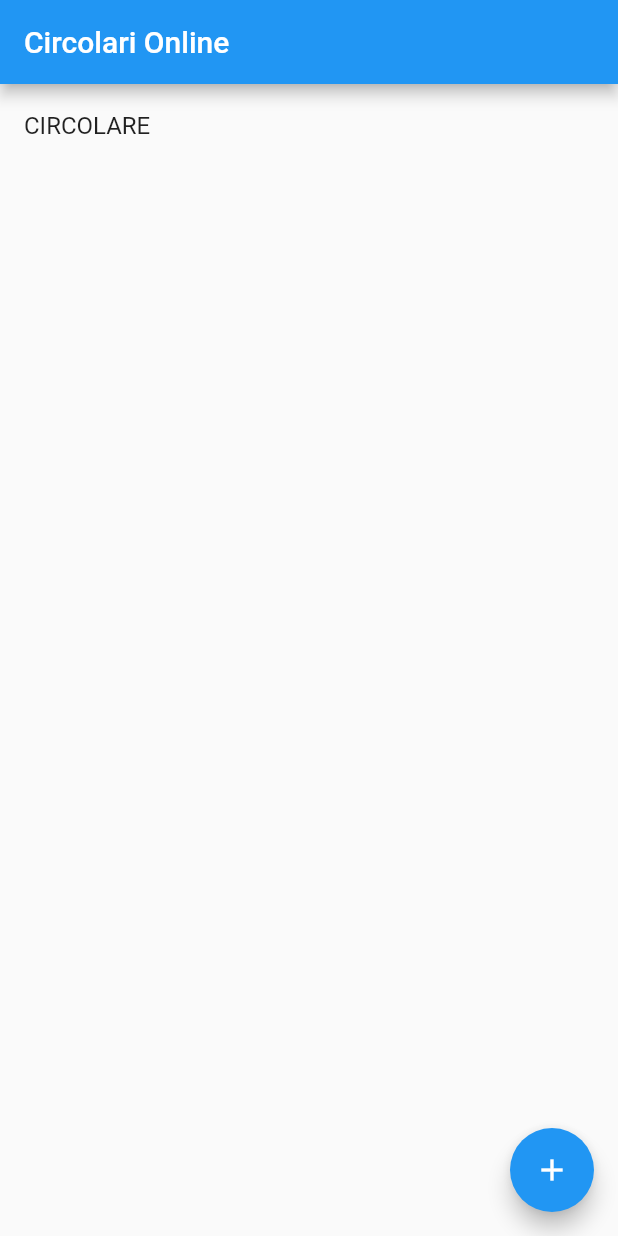
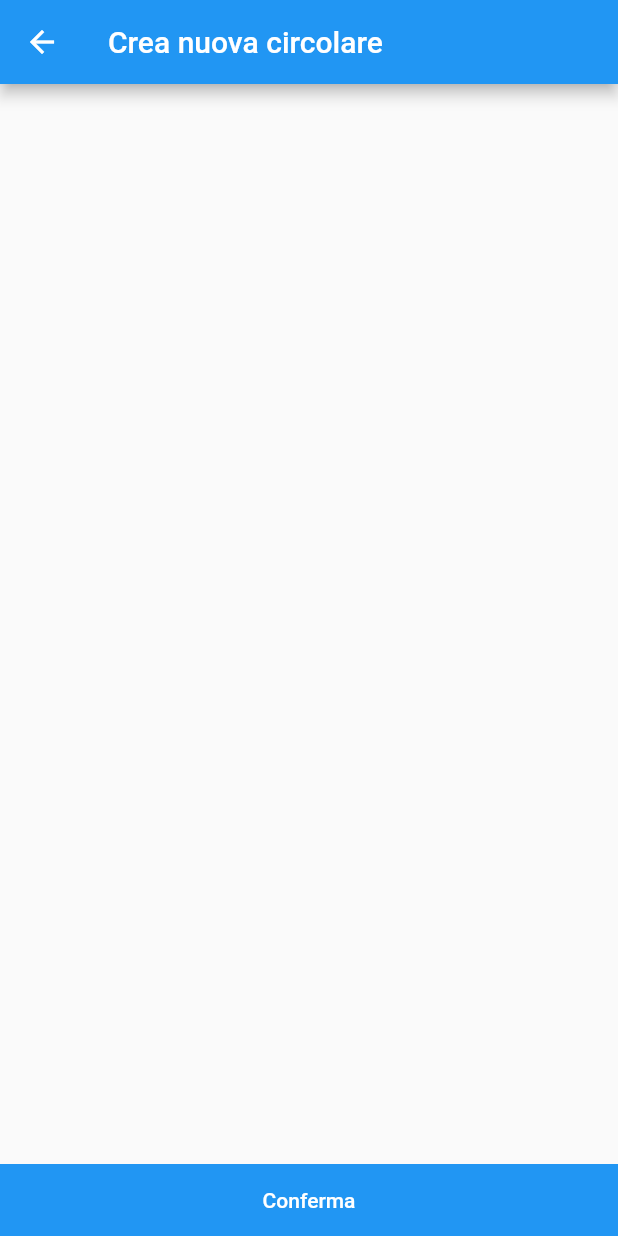
Before and after one commit to alex-sandri/circolari-online, a Flutter app: the screen it shows after launch, after a tap on the "add" icon, on a phone screen of 412 x 824 dp. Run offline on Flutter 3.47's test engine with Material 2 defaults, Android fonts, the phone set to English and light mode, and no system bars.

Commit message:
Create 'CreateCircolarePage' route

```diff
--- a/lib/main.dart
+++ b/lib/main.dart
@@ -1,6 +1,7 @@
 import 'package:circolari_online/models/Circolare.dart';
 import 'package:circolari_online/widget/CircolareField.dart';
 import 'package:circolari_online/widget/CircolarePage.dart';
+import 'package:circolari_online/widget/CreateCircolarePage.dart';
 import 'package:flutter/material.dart';
 
 void main() {
@@ -68,12 +69,12 @@ class _MyAppState extends State<MyApp> {
             );
           },
         ),
-        floatingActionButton: FloatingActionButton(
-          child: Icon(Icons.add),
-          tooltip: "Crea nuova circolare",
-          onPressed: () {
-            // TODO
-          },
+        floatingActionButton: Builder(
+          builder: (context) => FloatingActionButton(
+            child: Icon(Icons.add),
+            tooltip: "Crea nuova circolare",
+            onPressed: () => Navigator.of(context).push(MaterialPageRoute(builder: (context) => CreateCircolarePage())),
+          ),
         ),
       ),
       debugShowCheckedModeBanner: false,
--- /dev/null
+++ b/lib/widget/CreateCircolarePage.dart
@@ -0,0 +1,40 @@
+import 'package:flutter/material.dart';
+
+class CreateCircolarePage extends StatelessWidget {
+  @override
+  Widget build(BuildContext context) {
+    return Material(
+      child: GestureDetector(
+        onTap: () => FocusScope.of(context).requestFocus(FocusNode()),
+        child: Scaffold(
+          appBar: AppBar(
+            title: Text("Crea nuova circolare"),
+          ),
+          body: Column(
+            children: [
+              Expanded(
+                child: Container(),
+              ),
+              Container(
+                width: double.infinity,
+                child: FlatButton(
+                  child: Text("Conferma"),
+                  materialTapTargetSize: MaterialTapTargetSize.shrinkWrap,
+                  shape: RoundedRectangleBorder(
+                    borderRadius: BorderRadius.zero,
+                  ),
+                  padding: const EdgeInsets.all(16),
+                  color: Theme.of(context).accentColor,
+                  colorBrightness: Theme.of(context).accentColorBrightness,
+                  onPressed: () {
+                    // TODO
+                  },
+                ),
+              ),
+            ],
+          ),
+        ),
+      ),
+    );
+  }
+}
```
